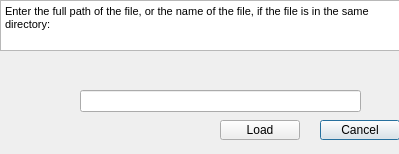
This is loadscientistsfromfiledialog.ui in marthagb/VLN1-Skil-3 as Qt 5 draws it before an edit. The edited form follows.
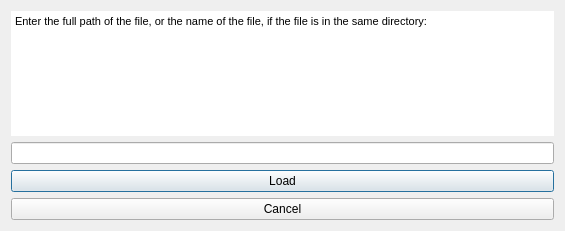
This is the edited form.

Commit message: layout á save og load file

What changed in the file:
```diff
--- a/loadscientistsfromfiledialog.ui
+++ b/loadscientistsfromfiledialog.ui
@@ -6,79 +6,55 @@
    <rect>
     <x>0</x>
     <y>0</y>
-    <width>399</width>
-    <height>154</height>
+    <width>565</width>
+    <height>231</height>
    </rect>
   </property>
   <property name="windowTitle">
    <string>Load from file</string>
   </property>
-  <widget class="QPushButton" name="ButtonCancel">
-   <property name="geometry">
-    <rect>
-     <x>320</x>
-     <y>120</y>
-     <width>80</width>
-     <height>20</height>
-    </rect>
-   </property>
-   <property name="text">
-    <string>Cancel</string>
-   </property>
-  </widget>
-  <widget class="QLineEdit" name="InputForTextFileName">
-   <property name="geometry">
-    <rect>
-     <x>80</x>
-     <y>90</y>
-     <width>281</width>
-     <height>22</height>
-    </rect>
-   </property>
-  </widget>
-  <widget class="QPushButton" name="ButtonLoad">
-   <property name="geometry">
-    <rect>
-     <x>220</x>
-     <y>120</y>
-     <width>80</width>
-     <height>20</height>
-    </rect>
-   </property>
-   <property name="text">
-    <string>Load</string>
-   </property>
-  </widget>
-  <widget class="QTextBrowser" name="textForLoadToFile">
-   <property name="geometry">
-    <rect>
-     <x>0</x>
-     <y>0</y>
-     <width>401</width>
-     <height>51</height>
-    </rect>
-   </property>
-   <property name="html">
-    <string>&lt;!DOCTYPE HTML PUBLIC &quot;-//W3C//DTD HTML 4.0//EN&quot; &quot;http://www.w3.org/TR/REC-html40/strict.dtd&quot;&gt;
+  <layout class="QGridLayout" name="gridLayout">
+   <item row="0" column="0">
+    <widget class="QTextBrowser" name="textForLoadToFile">
+     <property name="frameShape">
+      <enum>QFrame::NoFrame</enum>
+     </property>
+     <property name="frameShadow">
+      <enum>QFrame::Sunken</enum>
+     </property>
+     <property name="lineWidth">
+      <number>1</number>
+     </property>
+     <property name="sizeAdjustPolicy">
+      <enum>QAbstractScrollArea::AdjustToContents</enum>
+     </property>
+     <property name="html">
+      <string>&lt;!DOCTYPE HTML PUBLIC &quot;-//W3C//DTD HTML 4.0//EN&quot; &quot;http://www.w3.org/TR/REC-html40/strict.dtd&quot;&gt;
 &lt;html&gt;&lt;head&gt;&lt;meta name=&quot;qrichtext&quot; content=&quot;1&quot; /&gt;&lt;style type=&quot;text/css&quot;&gt;
 p, li { white-space: pre-wrap; }
-&lt;/style&gt;&lt;/head&gt;&lt;body style=&quot; font-family:'.SF NS Text'; font-size:13pt; font-weight:400; font-style:normal;&quot;&gt;
-&lt;p style=&quot; margin-top:0px; margin-bottom:0px; margin-left:0px; margin-right:0px; -qt-block-indent:0; text-indent:0px;&quot;&gt;&lt;span style=&quot; font-family:'MS Shell Dlg 2'; font-size:8.14286pt;&quot;&gt;Enter the full path of the file, or the name of the file, if the file is in the same directory:&lt;/span&gt;&lt;/p&gt;&lt;/body&gt;&lt;/html&gt;</string>
-   </property>
-  </widget>
-  <widget class="QLabel" name="LabelErrorMessage">
-   <property name="geometry">
-    <rect>
-     <x>132</x>
-     <y>60</y>
-     <width>221</width>
-     <height>20</height>
-    </rect>
-   </property>
-   <property name="text">
-    <string/>
-   </property>
-  </widget>
+&lt;/style&gt;&lt;/head&gt;&lt;body style=&quot; font-family:'MS Shell Dlg 2'; font-size:7.8pt; font-weight:400; font-style:normal;&quot;&gt;
+&lt;p style=&quot; margin-top:0px; margin-bottom:0px; margin-left:0px; margin-right:0px; -qt-block-indent:0; text-indent:0px;&quot;&gt;&lt;span style=&quot; font-size:8.14286pt;&quot;&gt;Enter the full path of the file, or the name of the file, if the file is in the same directory:&lt;/span&gt;&lt;/p&gt;&lt;/body&gt;&lt;/html&gt;</string>
+     </property>
+    </widget>
+   </item>
+   <item row="1" column="0">
+    <widget class="QLineEdit" name="InputForTextFileName"/>
+   </item>
+   <item row="2" column="0">
+    <widget class="QPushButton" name="ButtonLoad">
+     <property name="text">
+      <string>Load</string>
+     </property>
+    </widget>
+   </item>
+   <item row="3" column="0">
+    <widget class="QPushButton" name="ButtonCancel">
+     <property name="text">
+      <string>Cancel</string>
+     </property>
+    </widget>
+   </item>
+  </layout>
  </widget>
  <tabstops>
   <tabstop>textForLoadToFile</tabstop>
```
Left out of the diff: 3 changed lines with no effect on the pictures. The commit also changes 5 other files.
